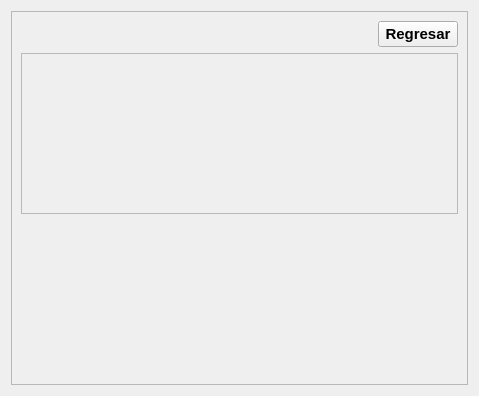
Qt form User_app/src/messages_interface/messages_interface_widget.ui (edugaidano/Little-Social-Network) before a commit.
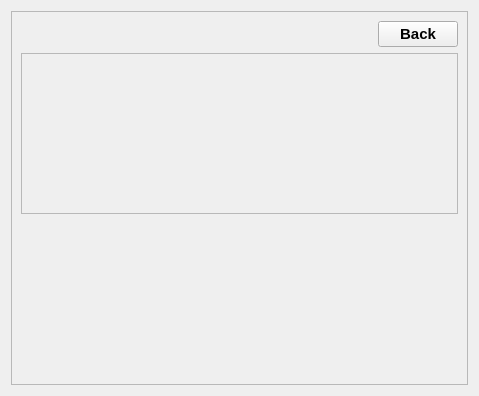
The same form after that commit.

Patch:
```diff
--- a/User_app/src/messages_interface/messages_interface_widget.ui
+++ b/User_app/src/messages_interface/messages_interface_widget.ui
@@ -54,7 +54,7 @@
            </font>
           </property>
           <property name="text">
-           <string>Regresar</string>
+           <string>Back</string>
           </property>
          </widget>
         </item>
```
Left out of the diff: 2 changed lines with no effect on the pictures.
